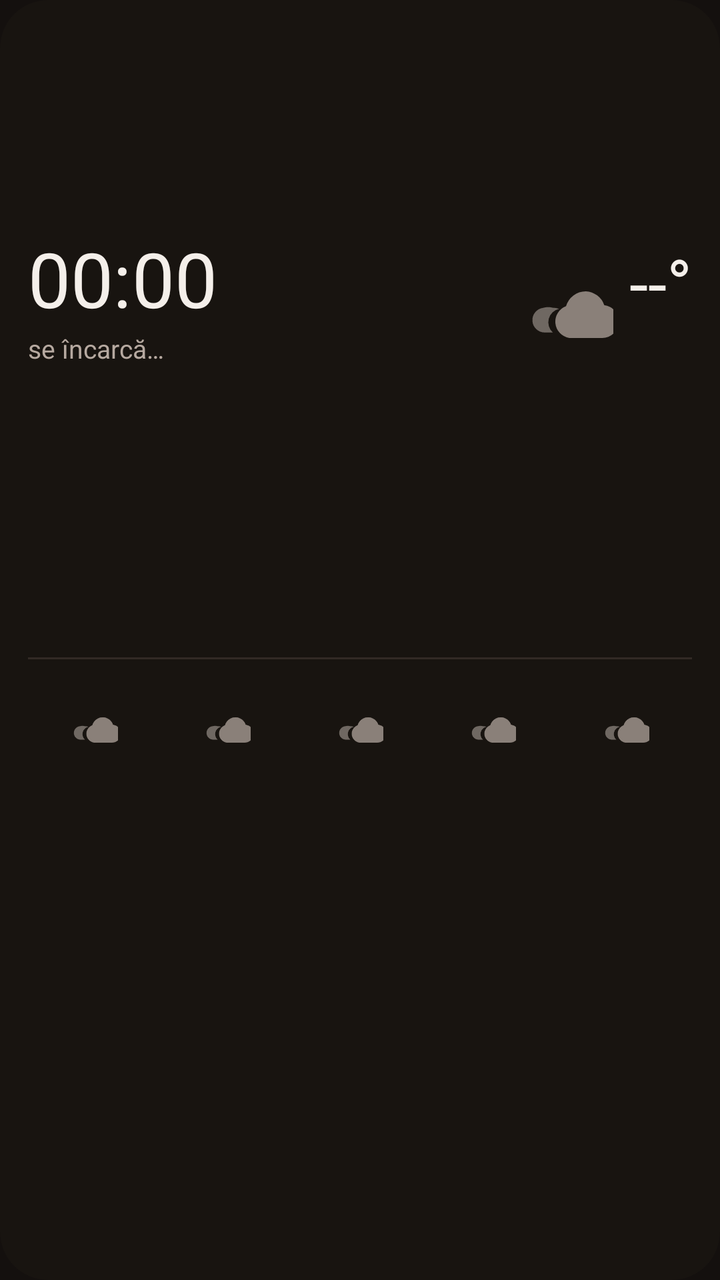
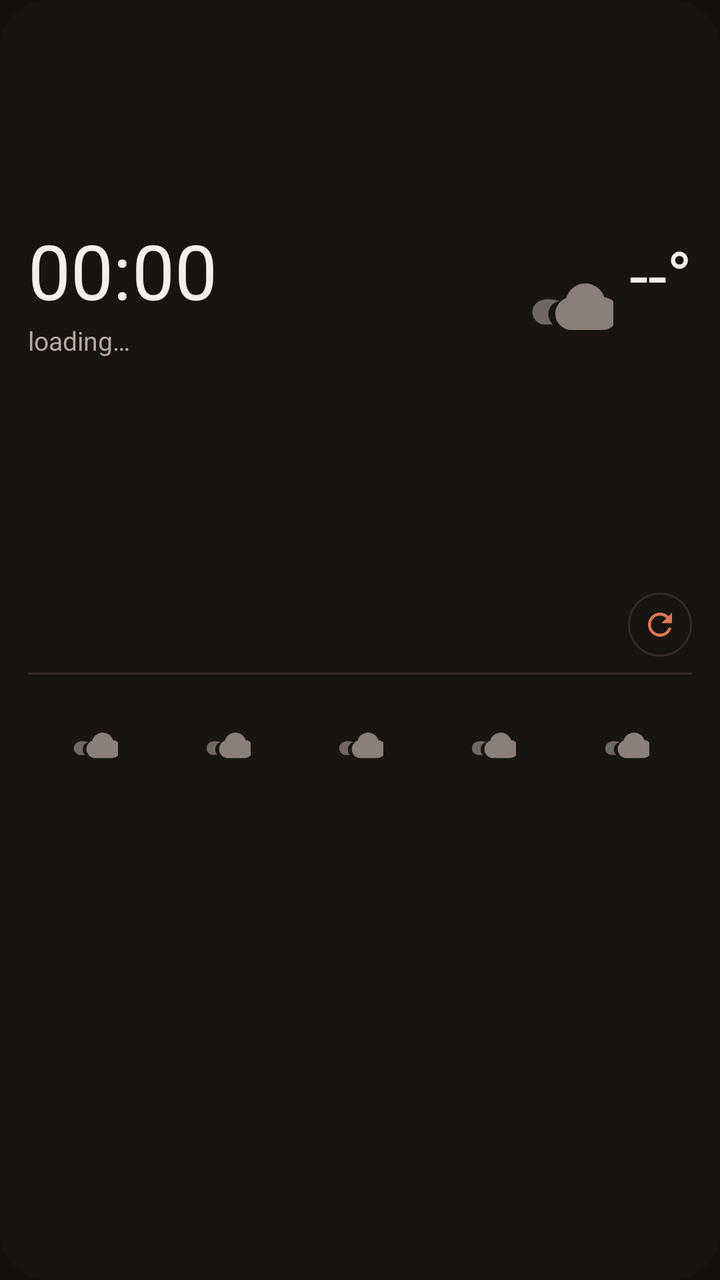

Compare the two renders of this Android layout. The source of the first and the diff that turns it into the second are given below.
<!-- AndroidManifest.xml: application theme Theme.Steluta -->
<!-- res/layout/widget.xml -->
<?xml version="1.0" encoding="utf-8"?>
<LinearLayout xmlns:android="http://schemas.android.com/apk/res/android"
    android:id="@+id/widget_root"
    android:layout_width="match_parent"
    android:layout_height="match_parent"
    android:orientation="vertical"
    android:background="@drawable/widget_bg"
    android:padding="14dp">

    
    <LinearLayout
        android:layout_width="match_parent"
        android:layout_height="0dp"
        android:layout_weight="1"
        android:orientation="horizontal"
        android:gravity="center_vertical"
        android:baselineAligned="false">

        
        <LinearLayout
            android:layout_width="0dp"
            android:layout_height="wrap_content"
            android:layout_weight="1"
            android:orientation="vertical">

            <TextClock
                android:id="@+id/clock"
                android:layout_width="wrap_content"
                android:layout_height="wrap_content"
                android:format12Hour="HH:mm"
                android:format24Hour="HH:mm"
                android:textColor="@color/ink"
                android:textSize="38sp"
                android:includeFontPadding="false" />

            <TextView
                android:id="@+id/place"
                android:layout_width="wrap_content"
                android:layout_height="wrap_content"
                android:layout_marginTop="2dp"
                android:text="@string/loading"
                android:textColor="@color/ink_2"
                android:textSize="13sp"
                android:maxLines="1"
                android:ellipsize="end" />

            <TextView
                android:id="@+id/date"
                android:layout_width="wrap_content"
                android:layout_height="wrap_content"
                android:textColor="@color/ink_3"
                android:textSize="11sp" />
        </LinearLayout>

        
        <ImageView
            android:id="@+id/icon"
            android:layout_width="44dp"
            android:layout_height="44dp"
            android:layout_marginStart="6dp"
            android:layout_marginEnd="8dp"
            android:src="@drawable/ic_cloudy"
            android:contentDescription="@string/icon_cd" />

        
        <LinearLayout
            android:layout_width="wrap_content"
            android:layout_height="wrap_content"
            android:orientation="vertical"
            android:gravity="end">

            <TextView
                android:id="@+id/temp"
                android:layout_width="wrap_content"
                android:layout_height="wrap_content"
                android:text="--°"
                android:textColor="@color/ink"
                android:textSize="34sp"
                android:includeFontPadding="false" />

            <TextView
                android:id="@+id/desc"
                android:layout_width="wrap_content"
                android:layout_height="wrap_content"
                android:textColor="@color/ink_2"
                android:textSize="12sp"
                android:maxLines="1"
                android:ellipsize="end" />

            <TextView
                android:id="@+id/minmax"
                android:layout_width="wrap_content"
                android:layout_height="wrap_content"
                android:textColor="@color/ink_3"
                android:textSize="11sp" />
        </LinearLayout>
    </LinearLayout>

    
    <TextView
        android:id="@+id/quip"
        android:layout_width="match_parent"
        android:layout_height="wrap_content"
        android:layout_marginTop="2dp"
        android:layout_marginBottom="8dp"
        android:textColor="@color/accent"
        android:textSize="12sp"
        android:maxLines="2"
        android:ellipsize="end" />

    
    <FrameLayout
        android:layout_width="match_parent"
        android:layout_height="1dp"
        android:background="@drawable/divider" />

    
    <LinearLayout
        android:layout_width="match_parent"
        android:layout_height="0dp"
        android:layout_weight="1"
        android:layout_marginTop="8dp"
        android:orientation="horizontal"
        android:baselineAligned="false">

        <LinearLayout
            android:layout_width="0dp"
            android:layout_height="match_parent"
            android:layout_weight="1"
            android:orientation="vertical"
            android:gravity="center_horizontal">
            <TextView android:id="@+id/day0_name" android:layout_width="wrap_content"
                android:layout_height="wrap_content" android:textColor="@color/ink_3"
                android:textSize="10sp" android:textAllCaps="true" />
            <ImageView android:id="@+id/day0_icon" android:layout_width="24dp"
                android:layout_height="24dp" android:layout_marginTop="2dp"
                android:layout_marginBottom="2dp" android:src="@drawable/ic_cloudy"
                android:contentDescription="@string/icon_cd" />
            <TextView android:id="@+id/day0_temps" android:layout_width="wrap_content"
                android:layout_height="wrap_content" android:textColor="@color/ink"
                android:textSize="11sp" />
        </LinearLayout>

        <LinearLayout
            android:layout_width="0dp"
            android:layout_height="match_parent"
            android:layout_weight="1"
            android:orientation="vertical"
            android:gravity="center_horizontal">
            <TextView android:id="@+id/day1_name" android:layout_width="wrap_content"
                android:layout_height="wrap_content" android:textColor="@color/ink_3"
                android:textSize="10sp" android:textAllCaps="true" />
            <ImageView android:id="@+id/day1_icon" android:layout_width="24dp"
                android:layout_height="24dp" android:layout_marginTop="2dp"
                android:layout_marginBottom="2dp" android:src="@drawable/ic_cloudy"
                android:contentDescription="@string/icon_cd" />
            <TextView android:id="@+id/day1_temps" android:layout_width="wrap_content"
                android:layout_height="wrap_content" android:textColor="@color/ink"
                android:textSize="11sp" />
        </LinearLayout>

        <LinearLayout
            android:layout_width="0dp"
            android:layout_height="match_parent"
            android:layout_weight="1"
            android:orientation="vertical"
            android:gravity="center_horizontal">
            <TextView android:id="@+id/day2_name" android:layout_width="wrap_content"
                android:layout_height="wrap_content" android:textColor="@color/ink_3"
                android:textSize="10sp" android:textAllCaps="true" />
            <ImageView android:id="@+id/day2_icon" android:layout_width="24dp"
                android:layout_height="24dp" android:layout_marginTop="2dp"
                android:layout_marginBottom="2dp" android:src="@drawable/ic_cloudy"
                android:contentDescription="@string/icon_cd" />
            <TextView android:id="@+id/day2_temps" android:layout_width="wrap_content"
                android:layout_height="wrap_content" android:textColor="@color/ink"
                android:textSize="11sp" />
        </LinearLayout>

        <LinearLayout
            android:layout_width="0dp"
            android:layout_height="match_parent"
            android:layout_weight="1"
            android:orientation="vertical"
            android:gravity="center_horizontal">
            <TextView android:id="@+id/day3_name" android:layout_width="wrap_content"
                android:layout_height="wrap_content" android:textColor="@color/ink_3"
                android:textSize="10sp" android:textAllCaps="true" />
            <ImageView android:id="@+id/day3_icon" android:layout_width="24dp"
                android:layout_height="24dp" android:layout_marginTop="2dp"
                android:layout_marginBottom="2dp" android:src="@drawable/ic_cloudy"
                android:contentDescription="@string/icon_cd" />
            <TextView android:id="@+id/day3_temps" android:layout_width="wrap_content"
                android:layout_height="wrap_content" android:textColor="@color/ink"
                android:textSize="11sp" />
        </LinearLayout>

        <LinearLayout
            android:layout_width="0dp"
            android:layout_height="match_parent"
            android:layout_weight="1"
            android:orientation="vertical"
            android:gravity="center_horizontal">
            <TextView android:id="@+id/day4_name" android:layout_width="wrap_content"
                android:layout_height="wrap_content" android:textColor="@color/ink_3"
                android:textSize="10sp" android:textAllCaps="true" />
            <ImageView android:id="@+id/day4_icon" android:layout_width="24dp"
                android:layout_height="24dp" android:layout_marginTop="2dp"
                android:layout_marginBottom="2dp" android:src="@drawable/ic_cloudy"
                android:contentDescription="@string/icon_cd" />
            <TextView android:id="@+id/day4_temps" android:layout_width="wrap_content"
                android:layout_height="wrap_content" android:textColor="@color/ink"
                android:textSize="11sp" />
        </LinearLayout>
    </LinearLayout>
</LinearLayout>
<!-- resources referenced by this layout -->
<resources>
  <color name="accent">#DA7756</color>
  <color name="ink">#F4EFEA</color>
  <color name="ink_2">#B6A9A0</color>
  <color name="ink_3">#7C6F67</color>
  <!-- drawable divider (drawable) -->
  <?xml version="1.0" encoding="utf-8"?>
  <shape xmlns:android="http://schemas.android.com/apk/res/android"
      android:shape="rectangle">
      <solid android:color="@color/line" />
  </shape>
  <!-- drawable ic_cloudy (drawable) -->
  <?xml version="1.0" encoding="utf-8"?>
  <vector xmlns:android="http://schemas.android.com/apk/res/android"
      android:width="24dp"
      android:height="24dp"
      android:viewportWidth="64"
      android:viewportHeight="64">
      <path
          android:pathData="M44,14a15,15 0 0,0 -14.4,10.9A12,12 0 0,0 32,48h24a12,12 0 0,0 1.4,-23.9A15,15 0 0,0 44,14z"
          android:fillColor="@color/cloud" />
      <path
          android:pathData="M20,26a13,13 0 0,1 4.6,0.8A10,10 0 0,0 20,44H14a9,9 0 0,1 -1.2,-17.9A13,13 0 0,1 20,26z"
          android:fillColor="@color/cloud_dark" />
  </vector>
  <!-- drawable widget_bg (drawable) -->
  <?xml version="1.0" encoding="utf-8"?>
  <shape xmlns:android="http://schemas.android.com/apk/res/android"
      android:shape="rectangle">
      <solid android:color="@color/bg_widget" />
      <corners android:radius="24dp" />
  </shape>
  <string name="icon_cd">Starea vremii</string>
  <string name="loading">se încarcă…</string>
  <style name="Theme.Steluta" parent="@android:style/Theme.DeviceDefault.NoActionBar">
          <item name="android:windowBackground">@color/bg</item>
          <item name="android:statusBarColor">@color/bg</item>
          <item name="android:navigationBarColor">@color/bg</item>
          <item name="android:textColorPrimary">@color/ink</item>
      </style>
  <color name="line">#322A25</color>
  <color name="cloud">#8A8079</color>
  <color name="cloud_dark">#6F6862</color>
  <color name="bg_widget">#E6191411</color>
  <color name="bg">#14100E</color>
</resources>

<!-- the commit's change to res/layout/widget.xml (unified diff, before → after) -->
@@ -97,16 +97,35 @@
     </LinearLayout>
 
     
-    <TextView
-        android:id="@+id/quip"
+    <LinearLayout
         android:layout_width="match_parent"
         android:layout_height="wrap_content"
         android:layout_marginTop="2dp"
         android:layout_marginBottom="8dp"
-        android:textColor="@color/accent"
-        android:textSize="12sp"
-        android:maxLines="2"
-        android:ellipsize="end" />
+        android:orientation="horizontal"
+        android:gravity="center_vertical">
+
+        <TextView
+            android:id="@+id/quip"
+            android:layout_width="0dp"
+            android:layout_height="wrap_content"
+            android:layout_weight="1"
+            android:textColor="@color/accent"
+            android:textSize="12sp"
+            android:maxLines="2"
+            android:ellipsize="end" />
+
+        
+        <ImageView
+            android:id="@+id/refresh"
+            android:layout_width="32dp"
+            android:layout_height="32dp"
+            android:layout_marginStart="8dp"
+            android:padding="7dp"
+            android:background="@drawable/widget_btn_bg"
+            android:src="@drawable/ic_refresh"
+            android:contentDescription="@string/refresh_cd" />
+    </LinearLayout>
 
     
     <FrameLayout
<!-- resource entries referenced after the edit -->
@@ -24,6 +24,17 @@
           android:pathData="M20,26a13,13 0 0,1 4.6,0.8A10,10 0 0,0 20,44H14a9,9 0 0,1 -1.2,-17.9A13,13 0 0,1 20,26z"
           android:fillColor="@color/cloud_dark" />
   </vector>
+  <!-- drawable ic_refresh (drawable) -->
+  <?xml version="1.0" encoding="utf-8"?>
+  <vector xmlns:android="http://schemas.android.com/apk/res/android"
+      android:width="24dp"
+      android:height="24dp"
+      android:viewportWidth="24"
+      android:viewportHeight="24">
+      <path
+          android:fillColor="@color/accent"
+          android:pathData="M17.65,6.35C16.2,4.9 14.21,4 12,4c-4.42,0 -7.99,3.58 -7.99,8s3.57,8 7.99,8c3.73,0 6.84,-2.55 7.73,-6h-2.08c-0.82,2.33 -3.04,4 -5.65,4 -3.31,0 -6,-2.69 -6,-6s2.69,-6 6,-6c1.66,0 3.14,0.69 4.22,1.78L13,11h7V4l-2.35,2.35z" />
+  </vector>
   <!-- drawable widget_bg (drawable) -->
   <?xml version="1.0" encoding="utf-8"?>
   <shape xmlns:android="http://schemas.android.com/apk/res/android"
@@ -31,8 +42,25 @@
       <solid android:color="@color/bg_widget" />
       <corners android:radius="24dp" />
   </shape>
-  <string name="icon_cd">Starea vremii</string>
-  <string name="loading">se încarcă…</string>
+  <!-- drawable widget_btn_bg (drawable) -->
+  <?xml version="1.0" encoding="utf-8"?>
+  <selector xmlns:android="http://schemas.android.com/apk/res/android">
+      <item android:state_pressed="true">
+          <shape android:shape="oval">
+              <solid android:color="@color/card" />
+              <stroke android:width="1dp" android:color="@color/accent" />
+          </shape>
+      </item>
+      <item>
+          <shape android:shape="oval">
+              <solid android:color="@android:color/transparent" />
+              <stroke android:width="1dp" android:color="@color/line" />
+          </shape>
+      </item>
+  </selector>
+  <string name="icon_cd">Weather conditions</string>
+  <string name="loading">loading…</string>
+  <string name="refresh_cd">Refresh weather, location and message</string>
   <style name="Theme.Steluta" parent="@android:style/Theme.DeviceDefault.NoActionBar">
           <item name="android:windowBackground">@color/bg</item>
           <item name="android:statusBarColor">@color/bg</item>
@@ -43,6 +71,7 @@
   <color name="cloud">#8A8079</color>
   <color name="cloud_dark">#6F6862</color>
   <color name="bg_widget">#E6191411</color>
+  <color name="card">#221C18</color>
   <color name="bg">#14100E</color>
 </resources>
 
